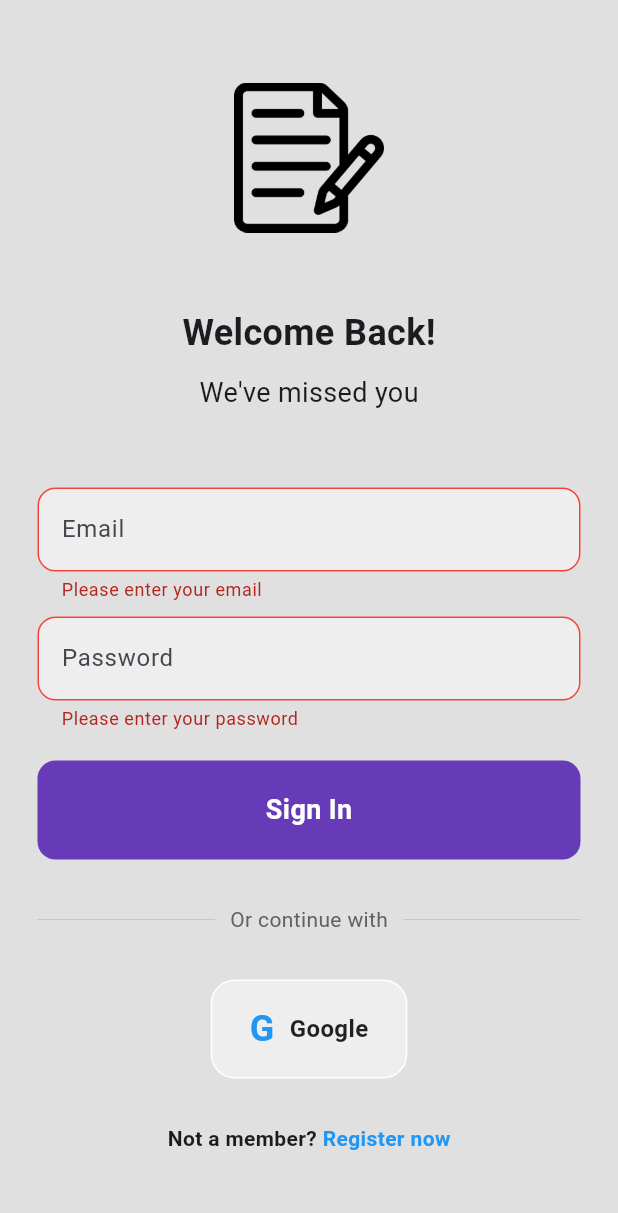
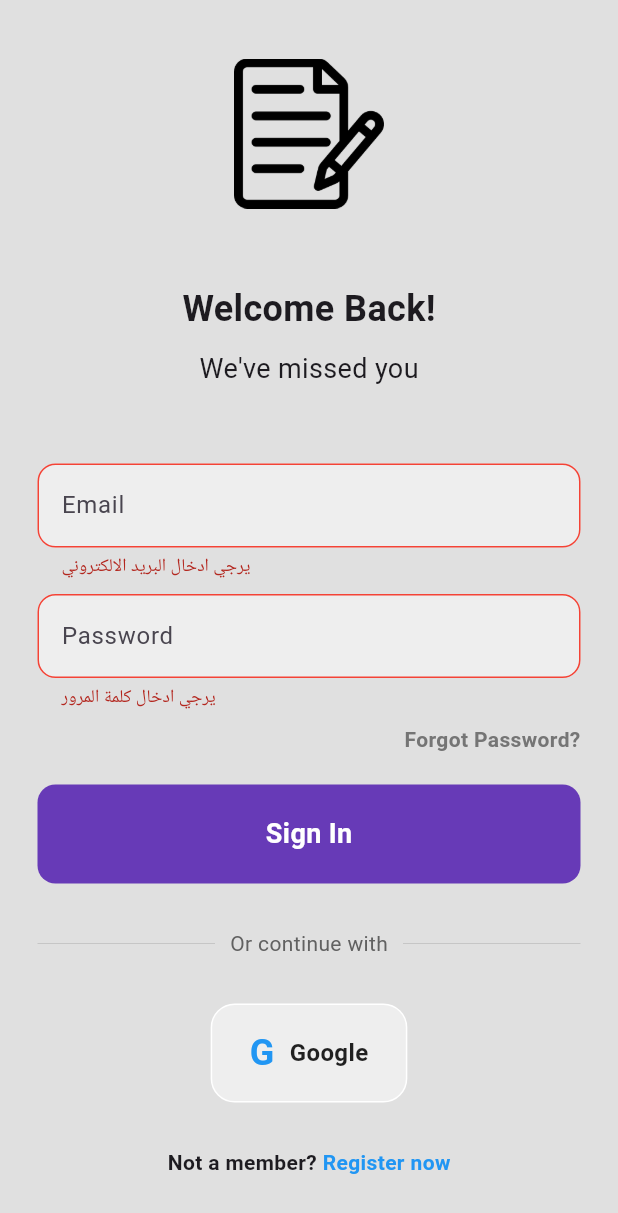
Before and after one commit to MohamedFares09/Firebase-Advanced, a Flutter app: the screen it shows after launch, after a tap on "Sign In", on a phone screen of 412 x 824 dp. Shown: the top 1213 px of the screen. Run offline on Flutter 3.47's test engine with Material 3 defaults, Android fonts, the phone set to English and light mode, and no system bars; our stand-ins replace firebase_auth, firebase_core, fluttertoast; accounts and stored records are empty.

Commit message:
edit for login page

```diff
--- a/lib/auth/login_page.dart
+++ b/lib/auth/login_page.dart
@@ -1,10 +1,12 @@
 import 'package:firebase_advanced/home/home_page.dart';
-import 'package:firebase_auth/firebase_auth.dart';
+
 import 'package:flutter/material.dart';
 import 'package:firebase_advanced/widgets/custom_text_field.dart';
 import 'package:firebase_advanced/widgets/custom_button.dart';
 import 'package:firebase_advanced/widgets/square_tile.dart';
 import 'package:firebase_advanced/auth/register_page.dart';
+import 'package:firebase_advanced/controllers/auth_controller.dart';
+import 'package:fluttertoast/fluttertoast.dart';
 
 class LoginPage extends StatefulWidget {
   const LoginPage({super.key});
@@ -16,8 +18,34 @@ class LoginPage extends StatefulWidget {
 class _LoginPageState extends State<LoginPage> {
   final _emailController = TextEditingController();
   final _passwordController = TextEditingController();
-  final FirebaseAuth firebaseAuth = FirebaseAuth.instance;
   final _formKey = GlobalKey<FormState>();
+
+  Future<void> _forgotPassword() async {
+    final email = _emailController.text.trim();
+    if (email.isEmpty) {
+      Fluttertoast.showToast(
+        msg: 'يرجي ادخال البريد الالكتروني',
+        backgroundColor: Colors.white,
+        textColor: Colors.red,
+        timeInSecForIosWeb: 5,
+      );
+      return;
+    }
+    final error = await AuthController().forgetPassword(email);
+    if (error == null) {
+      Fluttertoast.showToast(
+        msg: 'تم ارسال رابط اعادة تعيين كلمة المرور بنجاح',
+        backgroundColor: Colors.green,
+        textColor: Colors.white,
+      );
+    } else {
+      Fluttertoast.showToast(
+        msg: error,
+        backgroundColor: Colors.red,
+        textColor: Colors.white,
+      );
+    }
+  }
 
   @override
   Widget build(BuildContext context) {
@@ -28,6 +56,7 @@ class _LoginPageState extends State<LoginPage> {
           child: SingleChildScrollView(
             child: Form(
               key: _formKey,
+              autovalidateMode: AutovalidateMode.onUserInteraction,
               child: Column(
                 mainAxisAlignment: MainAxisAlignment.center,
                 children: [
@@ -50,7 +79,7 @@ class _LoginPageState extends State<LoginPage> {
                       hintText: 'Email',
                       validator: (value) {
                         if (value == null || value.isEmpty) {
-                          return 'Please enter your email';
+                          return 'يرجي ادخال البريد الالكتروني';
                         }
                         return null;
                       },
@@ -65,10 +94,29 @@ class _LoginPageState extends State<LoginPage> {
                       obscureText: true,
                       validator: (value) {
                         if (value == null || value.isEmpty) {
-                          return 'Please enter your password';
+                          return 'يرجي ادخال كلمة المرور';
                         }
                         return null;
                       },
+                    ),
+                  ),
+                  const SizedBox(height: 10),
+                  Padding(
+                    padding: const EdgeInsets.symmetric(horizontal: 25.0),
+                    child: Row(
+                      mainAxisAlignment: MainAxisAlignment.end,
+                      children: [
+                        GestureDetector(
+                          onTap: _forgotPassword,
+                          child: Text(
+                            'Forgot Password?',
+                            style: TextStyle(
+                              color: Colors.grey[600],
+                              fontWeight: FontWeight.bold,
+                            ),
+                          ),
+                        ),
+                      ],
                     ),
                   ),
                   const SizedBox(height: 20),
@@ -77,23 +125,24 @@ class _LoginPageState extends State<LoginPage> {
                     child: CustomButton(
                       onTap: () async {
                         if (_formKey.currentState!.validate()) {
-                          try {
-                            await firebaseAuth.signInWithEmailAndPassword(
-                              email: _emailController.text,
-                              password: _passwordController.text,
+                          final error = await AuthController().signIn(
+                            _emailController.text,
+                            _passwordController.text,
                           );
+
                           if (context.mounted) {
+                            if (error == null) {
                               Navigator.pushReplacement(
                                 context,
                                 MaterialPageRoute(
                                   builder: (context) => const HomePage(),
                                 ),
                               );
-                            }
-                          } catch (e) {
-                            if (context.mounted) {
-                              ScaffoldMessenger.of(context).showSnackBar(
-                                SnackBar(content: Text(e.toString())),
+                            } else {
+                              Fluttertoast.showToast(
+                                msg: error,
+                                backgroundColor: Colors.red,
+                                textColor: Colors.white,
                               );
                             }
                           }
@@ -130,7 +179,9 @@ class _LoginPageState extends State<LoginPage> {
                     ),
                   ),
                   const SizedBox(height: 30),
-                  Row(
+                  GestureDetector(
+                    onTap: () {},
+                    child: Row(
                       mainAxisAlignment: MainAxisAlignment.center,
                       children: [
                         SquareTile(
@@ -159,6 +210,7 @@ class _LoginPageState extends State<LoginPage> {
                           ),
                         ),
                       ],
+                    ),
                   ),
                   const SizedBox(height: 30),
                   Row(
```
Lines whose indentation alone changed are shown as unchanged.
